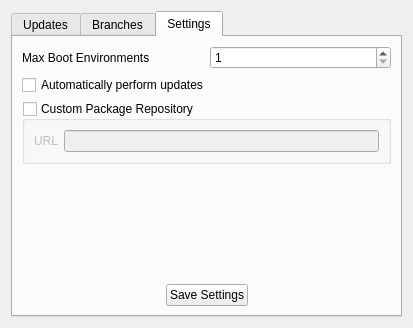
Old version of the form src-qt5/gui_client/pages/page_updates.ui in the repository trueos/sysadm-ui-qt.
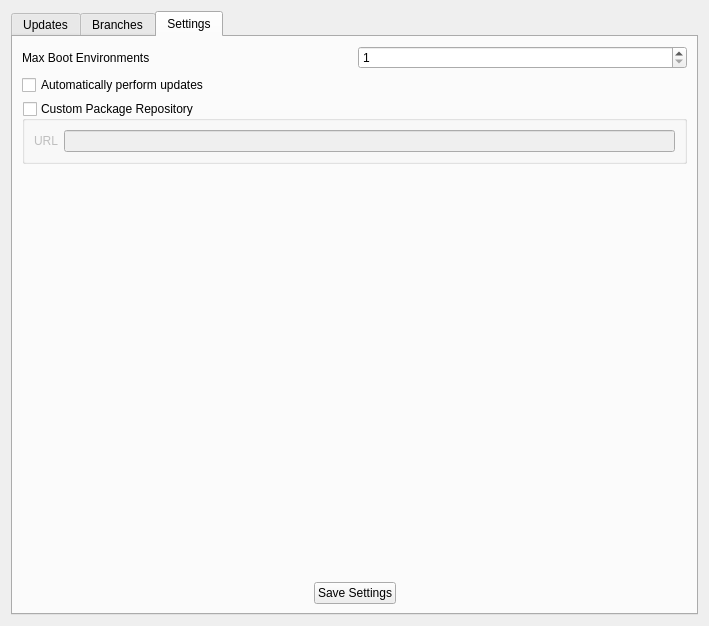
New version of the form. The open tabs and pages were chosen to show the change. Icons and pictures are not drawn.

Commit message:
Allow up to 100 BE's in the GUI
Fixes #34

What changed in the file:
```diff
--- a/src-qt5/gui_client/pages/page_updates.ui
+++ b/src-qt5/gui_client/pages/page_updates.ui
@@ -6,8 +6,8 @@
    <rect>
     <x>0</x>
     <y>0</y>
-    <width>413</width>
-    <height>328</height>
+    <width>709</width>
+    <height>626</height>
    </rect>
   </property>
   <property name="windowTitle">
@@ -425,7 +425,7 @@
             <number>1</number>
            </property>
            <property name="maximum">
-            <number>10</number>
+            <number>100</number>
            </property>
           </widget>
          </item>
```
